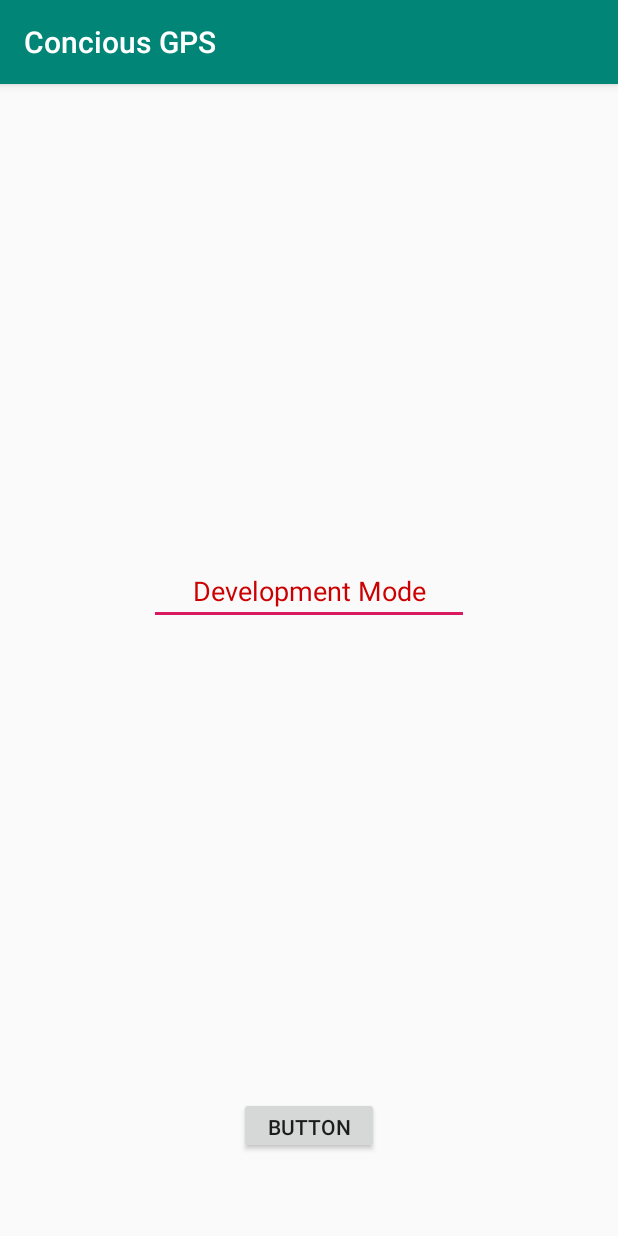
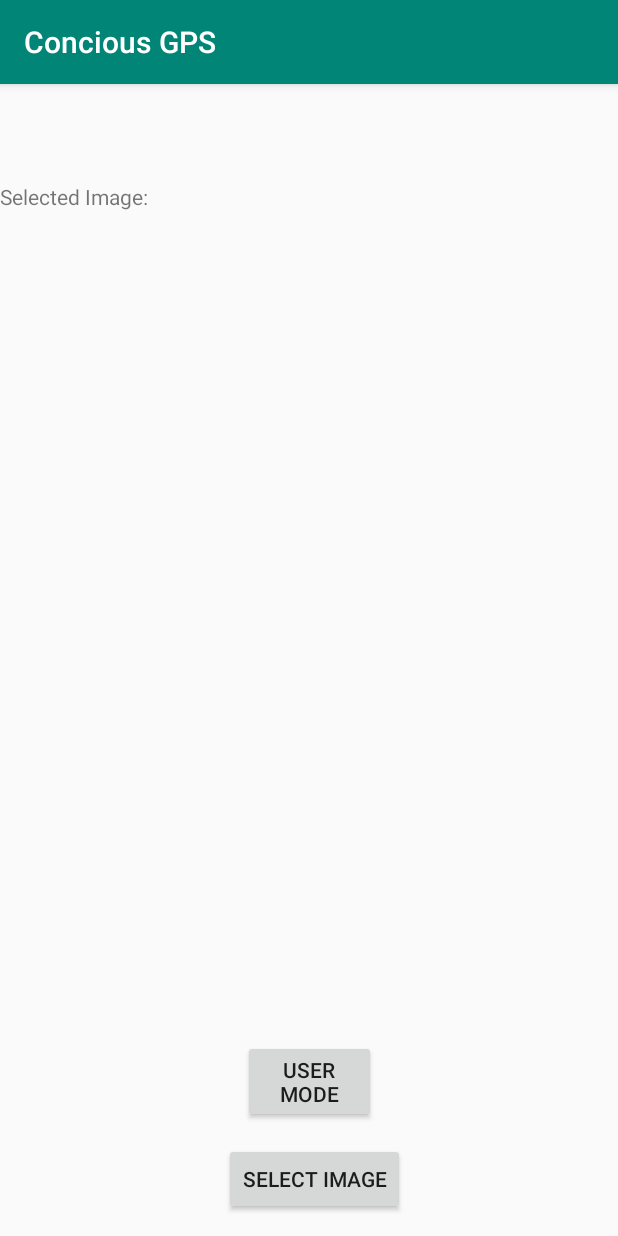
Before and after one commit to Jneverson/SeniorDesignResearch, an Android app: the DevelopmentTesting screen opened directly, with no data from a screen before it, on a phone screen of 412 x 824 dp. Run offline under Robolectric (Android 15) with nearby library versions, the phone set to English and light mode, and no system bars; libraries missing offline, so code that uses them is left out: com.google.api.client, com.google.api.services.

Commit message:
Bug Fixes
Signed-off-by: Jneverson <jdneverson97@gmail.com>

```diff
--- a/Product/app/build.gradle
+++ b/Product/app/build.gradle
@@ -3,7 +3,7 @@ android {
     compileSdkVersion 28
     defaultConfig {
         applicationId "com.nyit.seniordesignproject.conciousgps"
-        minSdkVersion 28
+        minSdkVersion 26
         targetSdkVersion 28
         versionCode 1
         versionName "1.0"
--- a/Product/app/src/main/AndroidManifest.xml
+++ b/Product/app/src/main/AndroidManifest.xml
@@ -1,7 +1,9 @@
 <?xml version="1.0" encoding="utf-8"?>
 <manifest xmlns:android="http://schemas.android.com/apk/res/android"
     package="com.nyit.seniordesignproject.conciousgps">
-    <uses-permission android:name="android.permission.INTERNET"></uses-permission>
+    <!--<uses-permission android:name="android.permission.INTERNET"></uses-permission>-->
+    <uses-permission android:name="android.permission.GET_ACCOUNTS" />
+    <uses-permission android:name="android.permission.INTERNET" />
     <application
         android:allowBackup="true"
         android:icon="@mipmap/ic_launcher"
--- a/Product/app/src/main/java/com/nyit/seniordesignproject/conciousgps/DevelopmentTesting.java
+++ b/Product/app/src/main/java/com/nyit/seniordesignproject/conciousgps/DevelopmentTesting.java
@@ -1,35 +1,332 @@
 package com.nyit.seniordesignproject.conciousgps;
+//public class DevelopmentTesting extends AppCompatActivity {
+//    private int buttonCounter;
+//    private static final String CLOUD_VISION_API_KEY = "AIzaSyBaNhfMlSgQyO3W2BDIMmiH_Ocs4cYNzSw";
+//
+//
+//    @Override
+//    protected void onCreate(Bundle savedInstanceState) {
+//        super.onCreate(savedInstanceState);
+//        setContentView(R.layout.development_testing);
+//
+//        findViewById(R.id.button2).setOnClickListener(b -> {
+//            buttonCounter++;
+//            if (buttonCounter >= 5) {
+//                 buttonCounter = 0;
+//                startActivity(new Intent(getApplicationContext(), DevelopmentTesting.class));
+//            }
+//        });
+//
+//    }
+//}
 
+import android.Manifest;
+import android.accounts.Account;
+import android.accounts.AccountManager;
 import android.content.Intent;
+import android.content.pm.PackageManager;
+import android.graphics.Bitmap;
+import android.net.Uri;
+import android.os.AsyncTask;
 import android.os.Bundle;
+import android.provider.MediaStore;
+import android.support.annotation.NonNull;
+import android.support.v4.app.ActivityCompat;
 import android.support.v7.app.AppCompatActivity;
+import android.util.Log;
+import android.view.View;
+import android.widget.Button;
+import android.widget.ImageView;
+import android.widget.TextView;
+import android.widget.Toast;
+
+import com.google.android.gms.auth.GoogleAuthUtil;
+import com.google.android.gms.common.AccountPicker;
+import com.google.api.client.extensions.android.http.AndroidHttp;
+import com.google.api.client.googleapis.auth.oauth2.GoogleCredential;
+import com.google.api.client.googleapis.json.GoogleJsonResponseException;
+import com.google.api.client.http.HttpTransport;
+import com.google.api.client.json.JsonFactory;
+import com.google.api.client.json.gson.GsonFactory;
+import com.google.api.services.vision.v1.Vision;
+import com.google.api.services.vision.v1.model.AnnotateImageRequest;
+import com.google.api.services.vision.v1.model.BatchAnnotateImagesRequest;
+import com.google.api.services.vision.v1.model.BatchAnnotateImagesResponse;
+import com.google.api.services.vision.v1.model.EntityAnnotation;
+import com.google.api.services.vision.v1.model.Feature;
+import com.google.api.services.vision.v1.model.Image;
+
+import java.io.ByteArrayOutputStream;
+import java.io.IOException;
+import java.util.ArrayList;
+import java.util.List;
+import java.util.Locale;
 
 public class DevelopmentTesting extends AppCompatActivity {
-    private int buttonCounter;
+    static final int REQUEST_GALLERY_IMAGE = 10;
+    static final int REQUEST_CODE_PICK_ACCOUNT = 11;
+    static final int REQUEST_ACCOUNT_AUTHORIZATION = 12;
+    static final int REQUEST_PERMISSIONS = 13;
+    private static String accessToken;
+    private static int buttonCounter;
+    private final String LOG_TAG = "DevelopmentTesting";
+    Account mAccount;
+    private ImageView selectedImage;
+    private TextView resultTextView;
 
     @Override
     protected void onCreate(Bundle savedInstanceState) {
         super.onCreate(savedInstanceState);
         setContentView(R.layout.development_testing);
 
-        /*findViewById(R.id.button).setOnClickListener(new View.OnClickListener() {
-            @Override
-            public void onClick(View view) {
-                buttonCounter++;
-                if(buttonCounter >= 5)  {
-                    buttonCounter = 0;
-                    //setContentView(R.layout.development_testing);
-                    Intent nextScreen = new Intent(getApplicationContext(), MainActivity.class);
-                    startActivity(nextScreen);
-                }
-            }
-        });*/
-
         findViewById(R.id.button2).setOnClickListener(b -> {
             buttonCounter++;
-            if (buttonCounter >= 5)
+            if (buttonCounter >= 5) {
+                buttonCounter = 0;
                 startActivity(new Intent(getApplicationContext(), MainActivity.class));
+            }
         });
+        Button selectImageButton = findViewById(R.id
+                .select_image_button);
+        selectedImage = findViewById(R.id.selected_image);
+        resultTextView = findViewById(R.id.result);
 
+        selectImageButton.setOnClickListener(new View.OnClickListener() {
+            @Override
+            public void onClick(View v) {
+                ActivityCompat.requestPermissions(DevelopmentTesting.this,
+                        new String[]{Manifest.permission.GET_ACCOUNTS},
+                        REQUEST_PERMISSIONS);
+            }
+        });
+    }
+
+    private void launchImagePicker() {
+        Intent intent = new Intent();
+        intent.setType("image/*");
+        intent.setAction(Intent.ACTION_GET_CONTENT);
+        startActivityForResult(Intent.createChooser(intent, "Select an image"),
+                REQUEST_GALLERY_IMAGE);
+    }
+
+    @Override
+    public void onRequestPermissionsResult(int requestCode, @NonNull String[] permissions,
+                                           @NonNull int[] grantResults) {
+        super.onRequestPermissionsResult(requestCode, permissions, grantResults);
+        switch (requestCode) {
+            case REQUEST_PERMISSIONS:
+                if (grantResults.length > 0 && grantResults[0] == PackageManager.PERMISSION_GRANTED) {
+                    getAuthToken();
+                } else {
+                    Toast.makeText(DevelopmentTesting.this, "Permission Denied!", Toast.LENGTH_SHORT).show();
+                }
+        }
+    }
+
+    @Override
+    protected void onActivityResult(int requestCode, int resultCode, Intent data) {
+        super.onActivityResult(requestCode, resultCode, data);
+        if (requestCode == REQUEST_GALLERY_IMAGE && resultCode == RESULT_OK && data != null) {
+            uploadImage(data.getData());
+        } else if (requestCode == REQUEST_CODE_PICK_ACCOUNT) {
+            if (resultCode == RESULT_OK) {
+                String email = data.getStringExtra(AccountManager.KEY_ACCOUNT_NAME);
+                AccountManager am = AccountManager.get(this);
+                Account[] accounts = am.getAccountsByType(GoogleAuthUtil.GOOGLE_ACCOUNT_TYPE);
+                for (Account account : accounts) {
+                    if (account.name.equals(email)) {
+                        mAccount = account;
+                        break;
+                    }
+                }
+                getAuthToken();
+            } else if (resultCode == RESULT_CANCELED) {
+                Toast.makeText(this, "No Account Selected", Toast.LENGTH_SHORT)
+                        .show();
+            }
+        } else if (requestCode == REQUEST_ACCOUNT_AUTHORIZATION) {
+            if (resultCode == RESULT_OK) {
+                Bundle extra = data.getExtras();
+                onTokenReceived(extra.getString("authtoken"));
+            } else if (resultCode == RESULT_CANCELED) {
+                Toast.makeText(this, "Authorization Failed", Toast.LENGTH_SHORT)
+                        .show();
+            }
+        }
+    }
+
+    public void uploadImage(Uri uri) {
+        if (uri != null) {
+            try {
+                Bitmap bitmap = resizeBitmap(
+                        MediaStore.Images.Media.getBitmap(getContentResolver(), uri));
+                callCloudVision(bitmap);
+                selectedImage.setImageBitmap(bitmap);
+            } catch (IOException e) {
+                Log.e(LOG_TAG, e.getMessage());
+            }
+        } else {
+            Log.e(LOG_TAG, "Null image was returned.");
+        }
+    }
+
+    private void callCloudVision(final Bitmap bitmap) throws IOException {
+        resultTextView.setText("Retrieving results from cloud");
+
+        new AsyncTask<Object, Void, String>() {
+            @Override
+            protected String doInBackground(Object... params) {
+                try {
+                    GoogleCredential credential = new GoogleCredential().setAccessToken(accessToken);
+                    HttpTransport httpTransport = AndroidHttp.newCompatibleTransport();
+                    JsonFactory jsonFactory = GsonFactory.getDefaultInstance();
+
+                    Vision.Builder builder = new Vision.Builder
+                            (httpTransport, jsonFactory, credential);
+                    Vision vision = builder.build();
+
+                    List<Feature> featureList = new ArrayList<>();
+                    Feature labelDetection = new Feature();
+                    labelDetection.setType("LABEL_DETECTION");
+                    labelDetection.setMaxResults(10);
+                    featureList.add(labelDetection);
+
+                    Feature textDetection = new Feature();
+                    textDetection.setType("TEXT_DETECTION");
+                    textDetection.setMaxResults(10);
+                    featureList.add(textDetection);
+
+                    Feature landmarkDetection = new Feature();
+                    landmarkDetection.setType("LANDMARK_DETECTION");
+                    landmarkDetection.setMaxResults(10);
+                    featureList.add(landmarkDetection);
+
+                    List<AnnotateImageRequest> imageList = new ArrayList<>();
+                    AnnotateImageRequest annotateImageRequest = new AnnotateImageRequest();
+                    Image base64EncodedImage = getBase64EncodedJpeg(bitmap);
+                    annotateImageRequest.setImage(base64EncodedImage);
+                    annotateImageRequest.setFeatures(featureList);
+                    imageList.add(annotateImageRequest);
+
+                    BatchAnnotateImagesRequest batchAnnotateImagesRequest =
+                            new BatchAnnotateImagesRequest();
+                    batchAnnotateImagesRequest.setRequests(imageList);
+
+                    Vision.Images.Annotate annotateRequest =
+                            vision.images().annotate(batchAnnotateImagesRequest);
+                    // Due to a bug: requests to Vision API containing large images fail when GZipped.
+                    annotateRequest.setDisableGZipContent(true);
+                    Log.d(LOG_TAG, "sending request");
+
+                    BatchAnnotateImagesResponse response = annotateRequest.execute();
+                    return convertResponseToString(response);
+
+                } catch (GoogleJsonResponseException e) {
+                    Log.e(LOG_TAG, "Request failed: " + e.getContent());
+                } catch (IOException e) {
+                    Log.d(LOG_TAG, "Request failed: " + e.getMessage());
+                }
+                return "Cloud Vision API request failed.";
+            }
+
+            protected void onPostExecute(String result) {
+                resultTextView.setText(result);
+            }
+        }.execute();
+    }
+
+    private String convertResponseToString(BatchAnnotateImagesResponse response) {
+        StringBuilder message = new StringBuilder("Results:\n\n");
+        message.append("Labels:\n");
+        List<EntityAnnotation> labels = response.getResponses().get(0).getLabelAnnotations();
+        if (labels != null) {
+            for (EntityAnnotation label : labels) {
+                message.append(String.format(Locale.getDefault(), "%.3f: %s",
+                        label.getScore(), label.getDescription()));
+                message.append("\n");
+            }
+        } else {
+            message.append("nothing\n");
+        }
+
+        message.append("Texts:\n");
+        List<EntityAnnotation> texts = response.getResponses().get(0)
+                .getTextAnnotations();
+        if (texts != null) {
+            for (EntityAnnotation text : texts) {
+                message.append(String.format(Locale.getDefault(), "%s: %s",
+                        text.getLocale(), text.getDescription()));
+                message.append("\n");
+            }
+        } else {
+            message.append("nothing\n");
+        }
+
+        message.append("Landmarks:\n");
+        List<EntityAnnotation> landmarks = response.getResponses().get(0)
+                .getLandmarkAnnotations();
+        if (landmarks != null) {
+            for (EntityAnnotation landmark : landmarks) {
+                message.append(String.format(Locale.getDefault(), "%.3f: %s",
+                        landmark.getScore(), landmark.getDescription()));
+                message.append("\n");
+            }
+        } else {
+            message.append("nothing\n");
+        }
+
+        return message.toString();
+    }
+
+    public Bitmap resizeBitmap(Bitmap bitmap) {
+
+        int maxDimension = 1024;
+        int originalWidth = bitmap.getWidth();
+        int originalHeight = bitmap.getHeight();
+        int resizedWidth = maxDimension;
+        int resizedHeight = maxDimension;
+
+        if (originalHeight > originalWidth) {
+            resizedHeight = maxDimension;
+            resizedWidth = (int) (resizedHeight * (float) originalWidth / (float) originalHeight);
+        } else if (originalWidth > originalHeight) {
+            resizedWidth = maxDimension;
+            resizedHeight = (int) (resizedWidth * (float) originalHeight / (float) originalWidth);
+        } else if (originalHeight == originalWidth) {
+            resizedHeight = maxDimension;
+            resizedWidth = maxDimension;
+        }
+        return Bitmap.createScaledBitmap(bitmap, resizedWidth, resizedHeight, false);
+    }
+
+    public Image getBase64EncodedJpeg(Bitmap bitmap) {
+        Image image = new Image();
+        ByteArrayOutputStream byteArrayOutputStream = new ByteArrayOutputStream();
+        bitmap.compress(Bitmap.CompressFormat.JPEG, 90, byteArrayOutputStream);
+        byte[] imageBytes = byteArrayOutputStream.toByteArray();
+        image.encodeContent(imageBytes);
+        return image;
+    }
+
+    private void pickUserAccount() {
+        String[] accountTypes = new String[]{GoogleAuthUtil.GOOGLE_ACCOUNT_TYPE};
+        Intent intent = AccountPicker.newChooseAccountIntent(null, null,
+                accountTypes, false, null, null, null, null);
+        startActivityForResult(intent, REQUEST_CODE_PICK_ACCOUNT);
+    }
+
+    private void getAuthToken() {
+        String SCOPE = "oauth2:https://www.googleapis.com/auth/cloud-platform";
+        if (mAccount == null) {
+            pickUserAccount();
+        } else {
+            new GetTokenTask(DevelopmentTesting.this, mAccount, SCOPE, REQUEST_ACCOUNT_AUTHORIZATION)
+                    .execute();
+        }
+    }
+
+    public void onTokenReceived(String token) {
+        accessToken = token;
+        launchImagePicker();
     }
 }
--- a/Product/app/src/main/java/com/nyit/seniordesignproject/conciousgps/MainActivity.java
+++ b/Product/app/src/main/java/com/nyit/seniordesignproject/conciousgps/MainActivity.java
@@ -27,7 +27,7 @@ public class MainActivity extends AppCompatActivity {
             @Override
             public void onClick(View view) {
                 buttonCounter++;
-                if(buttonCounter >= 5)  {
+                if (buttonCounter >= 5) {
                     buttonCounter = 0;
                     //setContentView(R.layout.development_testing);
                     Intent nextScreen = new Intent(getApplicationContext(), DevelopmentTesting.class);
@@ -41,5 +41,5 @@ public class MainActivity extends AppCompatActivity {
      * A native method that is implemented by the 'native-lib' native library,
      * which is packaged with this application.
      */
-   // public native String stringFromJNI();
+    // public native String stringFromJNI();
 }
--- a/Product/app/src/main/res/layout/development_testing.xml
+++ b/Product/app/src/main/res/layout/development_testing.xml
@@ -1,42 +1,60 @@
 <android.support.constraint.ConstraintLayout xmlns:android="http://schemas.android.com/apk/res/android"
-    xmlns:app="http://schemas.android.com/apk/res-auto"
     xmlns:tools="http://schemas.android.com/tools"
     android:layout_width="match_parent"
     android:layout_height="match_parent"
     tools:context=".DevelopmentTesting">
 
-    <Button
-        android:id="@+id/button2"
-        android:layout_width="93dp"
-        android:layout_height="38dp"
-        android:layout_marginStart="146dp"
-        android:layout_marginTop="8dp"
-        android:layout_marginEnd="8dp"
-        android:layout_marginBottom="29dp"
-        android:text="Button"
-        app:layout_constraintBottom_toBottomOf="parent"
-        app:layout_constraintEnd_toEndOf="parent"
-        app:layout_constraintHorizontal_bias="0.079"
-        app:layout_constraintStart_toStartOf="parent"
-        app:layout_constraintTop_toTopOf="parent"
-        app:layout_constraintVertical_bias="0.963" />
+    <RelativeLayout
+        android:layout_width="match_parent"
+        android:layout_height="match_parent"
 
-    <EditText
-        android:id="@+id/editText"
-        android:layout_width="wrap_content"
-        android:layout_height="wrap_content"
-        android:layout_marginStart="8dp"
-        android:layout_marginTop="8dp"
-        android:layout_marginEnd="8dp"
-        android:layout_marginBottom="8dp"
-        android:ems="10"
-        android:inputType="textPersonName"
-        android:text="Development Mode"
-        android:textAlignment="center"
-        android:textAllCaps="true"
-        android:textColor="@android:color/holo_red_dark"
-        app:layout_constraintBottom_toTopOf="@+id/button2"
-        app:layout_constraintEnd_toEndOf="parent"
-        app:layout_constraintStart_toStartOf="parent"
-        app:layout_constraintTop_toTopOf="parent" />
+        tools:context=".DevelopmentTesting">
+
+        <Button
+            android:id="@+id/button2"
+            android:layout_width="wrap_content"
+            android:layout_height="wrap_content"
+            android:layout_above="@+id/select_image_button"
+            android:layout_alignParentStart="true"
+            android:layout_alignParentEnd="true"
+            android:layout_marginStart="162dp"
+            android:layout_marginEnd="161dp"
+            android:layout_marginBottom="13dp"
+            android:text="User Mode" />
+
+        <TextView
+            android:id="@+id/selected_image_txt"
+            android:layout_width="match_parent"
+            android:layout_height="wrap_content"
+            android:layout_alignParentTop="true"
+            android:layout_marginTop="65dp"
+            android:text="Selected Image: " />
+
+        <ImageView
+            android:id="@+id/selected_image"
+            android:layout_width="wrap_content"
+            android:layout_height="wrap_content"
+            android:layout_below="@+id/selected_image_txt"
+            android:layout_centerHorizontal="true"
+            android:layout_marginTop="10dp" />
+
+        <TextView
+            android:id="@+id/result"
+            android:layout_width="match_parent"
+            android:layout_height="wrap_content"
+            android:layout_below="@+id/selected_image"
+            android:layout_marginTop="162dp" />
+
+        <Button
+            android:id="@+id/select_image_button"
+            android:layout_width="wrap_content"
+            android:layout_height="wrap_content"
+            android:layout_alignParentStart="true"
+            android:layout_alignParentEnd="true"
+            android:layout_alignParentBottom="true"
+            android:layout_marginStart="149dp"
+            android:layout_marginEnd="142dp"
+            android:layout_marginBottom="14dp"
+            android:text="Select Image" />
+    </RelativeLayout>
 </android.support.constraint.ConstraintLayout>
```
Also changed, not shown: Product/app/src/main/java/com/nyit/seniordesignproject/conciousgps/GetTokenTask.java (added, +57 -0 lines).
